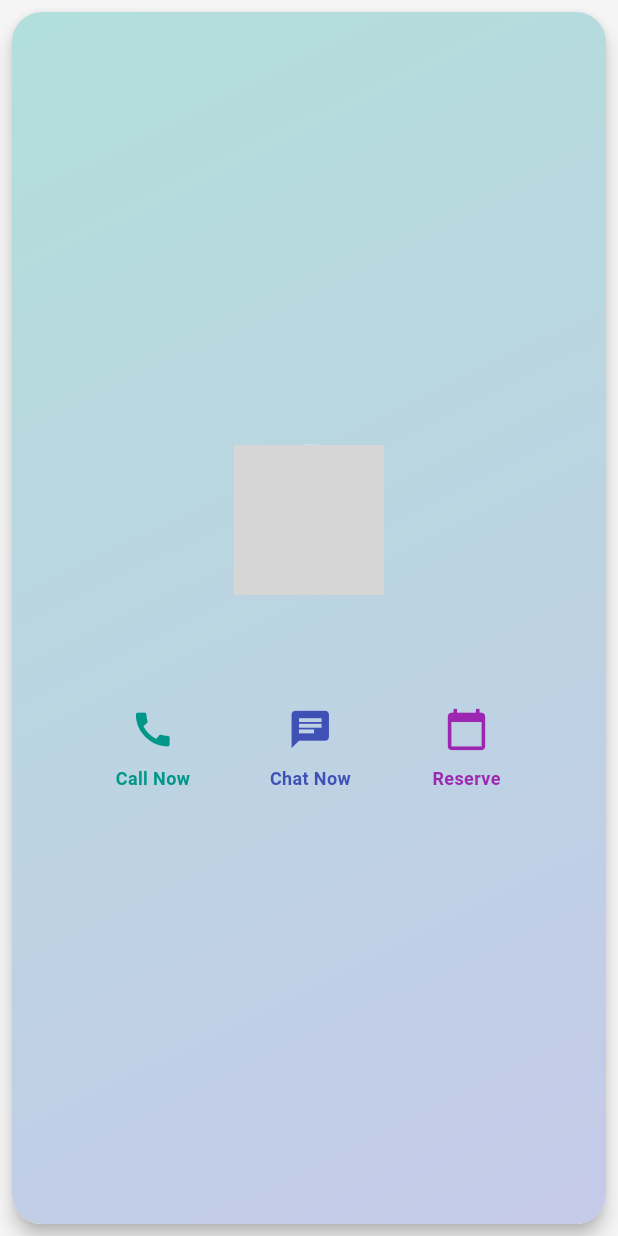
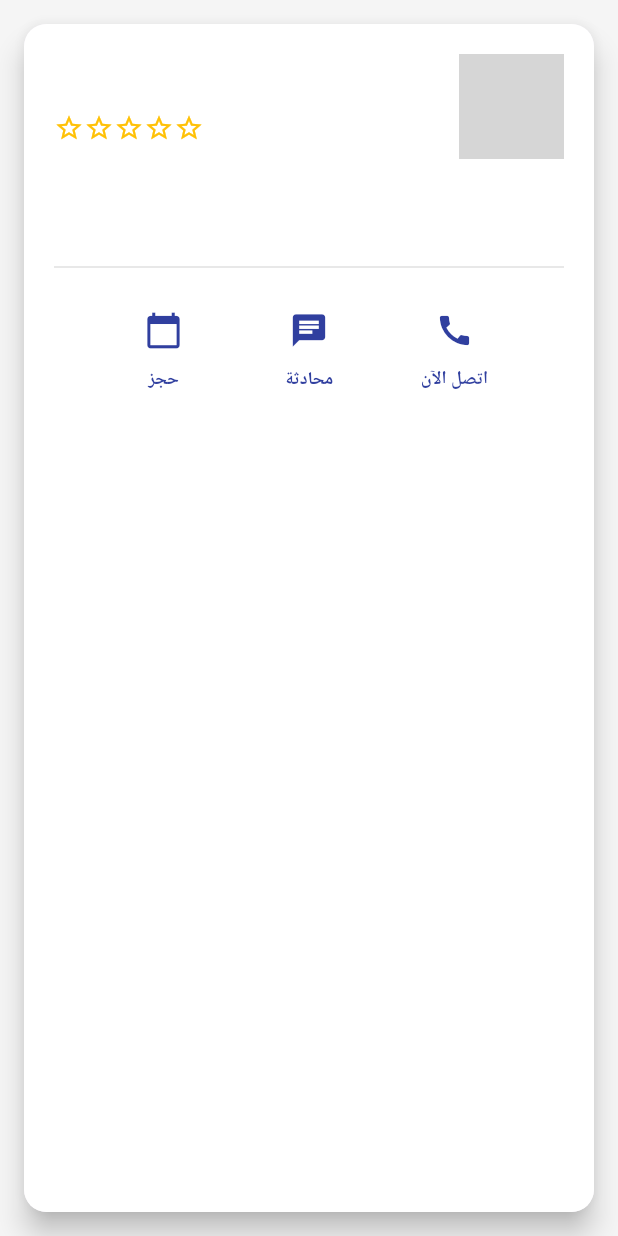
Before and after one commit to Shawky-dev/Al-Kottab-Backend, a Flutter app: the TeacherCard widget shown alone on an empty page, opened directly with empty values, on a phone screen of 412 x 824 dp. Run offline on Flutter 3.47's test engine with Material 3 defaults, Android fonts, the phone set to English and light mode, and no system bars; our stand-ins replace cloud_firestore, firebase_auth, firebase_core; accounts and stored records are empty; network calls fail; grey boxes are pictures that could not be loaded.

Commit message:
update teachers page

```diff
--- a/frontend/lib/pages/home_page.dart
+++ b/frontend/lib/pages/home_page.dart
@@ -29,9 +29,11 @@ class _HomePageState extends State<HomePage> {
   Future<void> _fetchCurrentStudent() async {
     StudentServices studentServices = StudentServices();
     Student? student = await studentServices.getCurrentStudent();
+    if (student != null){
     setState(() {
       _currentStudent = student;
     });
+  }
   }
 
   static List<Widget> _widgetOptions(Student? student) => <Widget>[
@@ -54,7 +56,7 @@ class _HomePageState extends State<HomePage> {
       appBar: AppBar(
         title: Text(_currentStudent != null
             ? "مرحبا ${_currentStudent!.firstName}"
-            : "مرحبا"),
+            : "not found"),
         backgroundColor: Colors.white,
         centerTitle: true,
         automaticallyImplyLeading: false,
--- a/frontend/lib/widgets/teachers_widget.dart
+++ b/frontend/lib/widgets/teachers_widget.dart
@@ -3,85 +3,155 @@ import 'package:flutter/material.dart';
 class TeacherCard extends StatelessWidget {
   final String name;
   final String imagePath;
+  final double rating;
+  final String bio;
 
-  const TeacherCard({super.key, required this.name, required this.imagePath});
+  const TeacherCard({
+    super.key,
+    required this.name,
+    required this.imagePath,
+    required this.bio,
+    this.rating = 0.0,
+  });
 
   @override
   Widget build(BuildContext context) {
     return Card(
-      elevation: 5,
-      margin: const EdgeInsets.all(8.0),
+      elevation: 8,
+      margin: const EdgeInsets.all(16.0),
       shape: RoundedRectangleBorder(
-        borderRadius: BorderRadius.circular(20.0),
+        borderRadius: BorderRadius.circular(15.0),
       ),
       child: Container(
+        padding: const EdgeInsets.all(20.0),
         decoration: BoxDecoration(
-          gradient: LinearGradient(
-            colors: [Colors.teal.shade100, Colors.indigo.shade100],
-            begin: Alignment.topLeft,
-            end: Alignment.bottomRight,
+          color: Colors.white,
+          borderRadius: BorderRadius.circular(15.0),
         ),
-          borderRadius: BorderRadius.circular(20.0),
-        ),
-        child: Padding(
-          padding: const EdgeInsets.all(16.0),
         child: Column(
-            mainAxisAlignment: MainAxisAlignment.center,
+          crossAxisAlignment: CrossAxisAlignment.start,
           children: <Widget>[
-              CircleAvatar(
-                radius: 50, // Larger avatar
-                backgroundImage: AssetImage(imagePath),
-                child: Container(
+
+            Row(
+              crossAxisAlignment: CrossAxisAlignment.start,
+              textDirection: TextDirection.rtl,
+              children: [
+
+                Container(
+                  width: 70,
+                  height:70,
                   decoration: BoxDecoration(
                     shape: BoxShape.circle,
                     border: Border.all(
-                      color: Colors.white,
-                      width: 3.0,
+                      color: Colors.grey.shade300,
+                      width: 2.0,
+                    ),
+                    image: DecorationImage(
+                      image: AssetImage(imagePath),
+                      fit: BoxFit.cover,
                     ),
                   ),
                 ),
-              ),
-              const SizedBox(height: 16),
+                const SizedBox(width: 16),
+                // Name and Rating
+                Expanded(
+                  child: Column(
+                    crossAxisAlignment: CrossAxisAlignment.start,
+                    children: [
                       Text(
                         name,
                         style: const TextStyle(
-                  fontSize: 24,
+                          fontSize: 22,
                           fontWeight: FontWeight.bold,
-                  color: Colors.indigo,
+                          color: Colors.black87,
+                        ),
+                        textAlign: TextAlign.right,
+                      ),
+                      const SizedBox(height: 8),
+
+                      Row(
+                        mainAxisAlignment: MainAxisAlignment.start,
+                        children: List.generate(5, (index) {
+                          if (index < rating && index + 1 > rating) {
+                            // Half star
+                            return Icon(
+                              Icons.star_half,
+                              color: Colors.amber,
+                              size: 20,
+                            );
+                          } else if (index < rating) {
+                            // Full star
+                            return Icon(
+                              Icons.star,
+                              color: Colors.amber,
+                              size: 20,
+                            );
+                          } else {
+                            // Empty star
+                            return Icon(
+                              Icons.star_border,
+                              color: Colors.amber,
+                              size: 20,
+                            );
+                          }
+                        }),
+                      ),
+                    ],
                   ),
                 ),
-              const SizedBox(height: 16),
+              ],
+            ),
+            const SizedBox(height: 20),
+            // Bio Section
+            Text(
+              bio,
+              style: TextStyle(
+                fontSize: 16,
+                color: Colors.grey.shade700,
+                height: 1.5,
+              ),
+              textAlign: TextAlign.right,
+              textDirection: TextDirection.rtl,
+            ),
+            const SizedBox(height: 20),
+            // Divider
+            Divider(
+              color: Colors.grey.shade300,
+              thickness: 1,
+            ),
+            const SizedBox(height: 10),
+
             Row(
               mainAxisAlignment: MainAxisAlignment.spaceEvenly,
-                children: <Widget>[
+              textDirection: TextDirection.rtl,
+              children: [
                 _buildActionButton(
                   icon: Icons.call,
-                    label: 'Call Now',
-                    color: Colors.teal,
+                  label: 'اتصل الآن',
+                  color: Colors.indigo.shade700,
                   onPressed: () {
-                      // Implement Call Now functionality
+                    // Implement Call functionality
                   },
                 ),
                 _buildActionButton(
                   icon: Icons.chat,
-                    label: 'Chat Now',
-                    color: Colors.indigo,
+                  label: 'محادثة',
+                  color: Colors.indigo.shade700,
                   onPressed: () {
-                      // Implement Chat Now functionality
+                    // Implement Chat functionality
                   },
                 ),
                 _buildActionButton(
                   icon: Icons.calendar_today,
-                    label: 'Reserve',
-                    color: Colors.purple,
+                  label: 'حجز',
+                  color: Colors.indigo.shade700,
                   onPressed: () {
-                      // Implement Reserve a Session functionality
+                    // Implement Reserve functionality
                   },
                 ),
               ],
             ),
           ],
-          ),
         ),
       ),
     );
@@ -94,10 +164,9 @@ class TeacherCard extends StatelessWidget {
     required VoidCallback onPressed,
   }) {
     return Column(
-      mainAxisAlignment: MainAxisAlignment.center,
       children: [
         IconButton(
-          icon: Icon(icon, size: 30, color: color),
+          icon: Icon(icon, size: 26, color: color),
           onPressed: onPressed,
         ),
         Text(
@@ -107,6 +176,7 @@ class TeacherCard extends StatelessWidget {
             color: color,
             fontWeight: FontWeight.bold,
           ),
+          textDirection: TextDirection.rtl,
         ),
       ],
     );
```
Also changed, not shown: frontend/lib/pages/teachers_page.dart (+104 -38 lines). Lines whose indentation alone changed are shown as unchanged.
